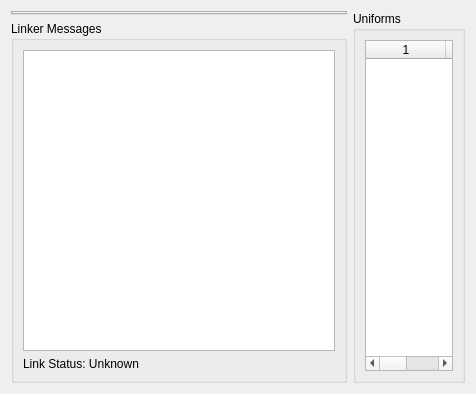
This is src/DGLGui/ui/dglprogramview.ui in scygan/debugler as Qt 5 draws it before an edit. The edited form follows.
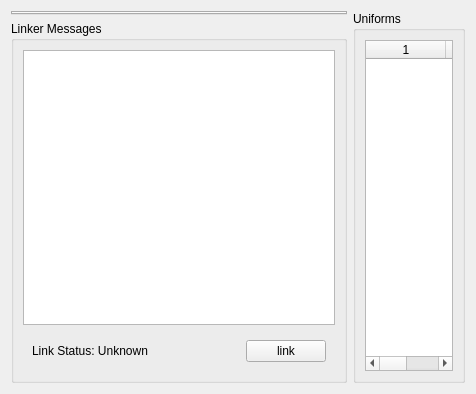
This is the edited form.

```diff
--- a/src/DGLGui/ui/dglprogramview.ui
+++ b/src/DGLGui/ui/dglprogramview.ui
@@ -33,10 +33,36 @@
          </widget>
         </item>
         <item>
-         <widget class="QLabel" name="labelLinkStatus">
-          <property name="text">
-           <string>Link Status: Unknown</string>
-          </property>
+         <widget class="QWidget" name="widget" native="true">
+          <layout class="QHBoxLayout" name="horizontalLayout_2">
+           <item>
+            <widget class="QLabel" name="labelLinkStatus">
+             <property name="text">
+              <string>Link Status: Unknown</string>
+             </property>
+            </widget>
+           </item>
+           <item>
+            <spacer name="horizontalSpacer">
+             <property name="orientation">
+              <enum>Qt::Horizontal</enum>
+             </property>
+             <property name="sizeHint" stdset="0">
+              <size>
+               <width>40</width>
+               <height>20</height>
+              </size>
+             </property>
+            </spacer>
+           </item>
+           <item>
+            <widget class="QPushButton" name="pushButtonLink">
+             <property name="text">
+              <string>link</string>
+             </property>
+            </widget>
+           </item>
+          </layout>
          </widget>
         </item>
        </layout>
```
Left out of the diff: 22 changed lines with no effect on the pictures.
